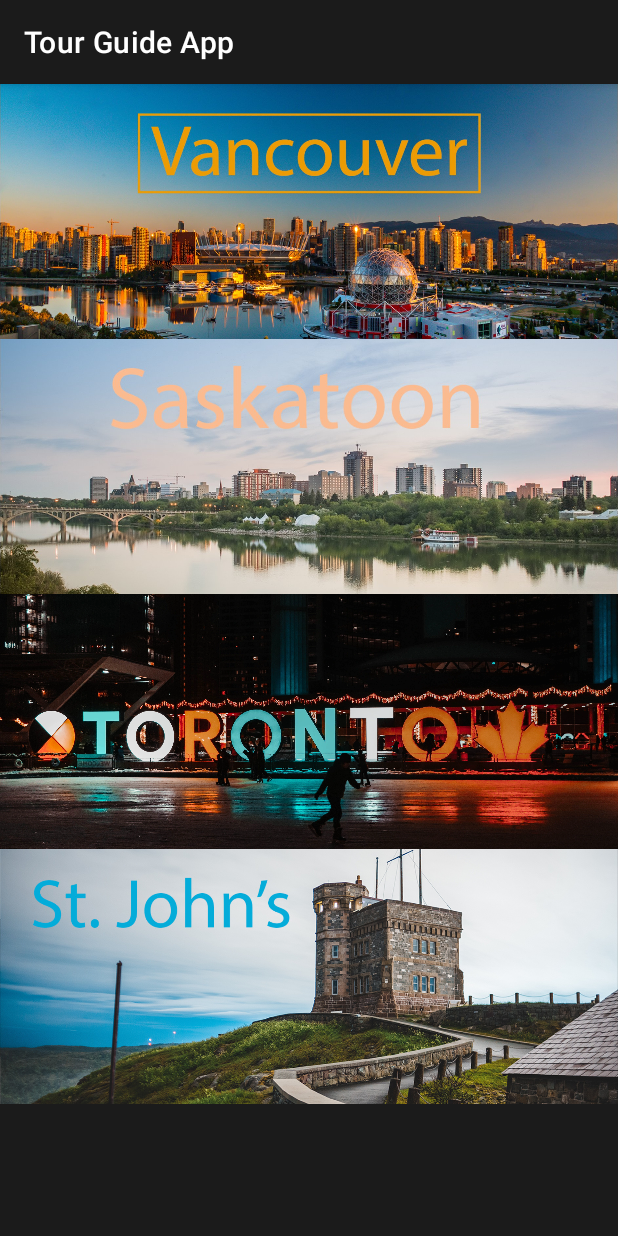
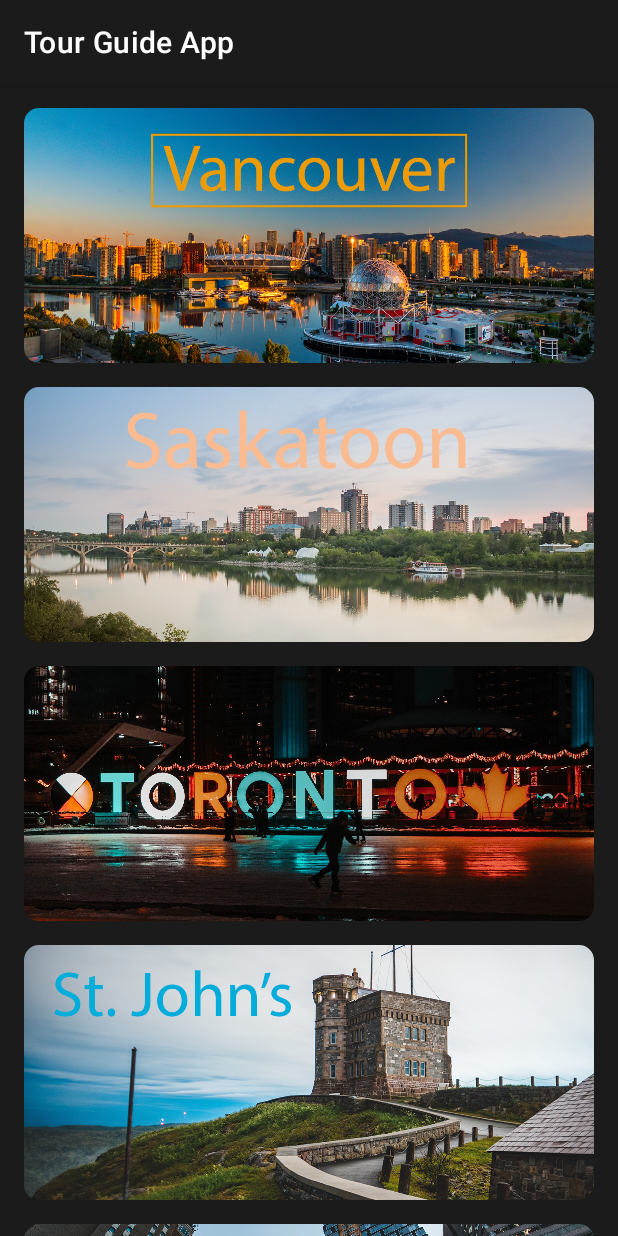
Before and after one commit to DevGoran/TourGuideApp, an Android app: the screen it shows after launch (MainActivity), on a phone screen of 412 x 824 dp. Run offline under Robolectric (Android 15) with nearby library versions, the phone set to English and light mode, and no system bars.

Commit message:
Multiple changes - Added one new image to the project. - Added two new banners in MainActivity and toast messages. - Removed themes.xml which was used for night values. - Removed unused items in themes.xml and added colorSurface. - Slight style change on main screen. - Converted ImageViews in activity_main.xml to ShapeableImageViews and added corners by using styles.xml. - Removed unnecessary colors. - Added values to dimens.xml. - Deactivated night mode for app.

```diff
--- a/app/src/main/java/com/example/tourguideapp/MainActivity.java
+++ b/app/src/main/java/com/example/tourguideapp/MainActivity.java
@@ -3,13 +3,16 @@ package com.example.tourguideapp;
 import android.content.Intent;
 import android.os.Bundle;
 import android.widget.ImageView;
+import android.widget.Toast;
 
 import androidx.appcompat.app.AppCompatActivity;
+import androidx.appcompat.app.AppCompatDelegate;
 
 public class MainActivity extends AppCompatActivity {
 
     @Override
     protected void onCreate(Bundle savedInstanceState) {
+        AppCompatDelegate.setDefaultNightMode(AppCompatDelegate.MODE_NIGHT_NO);
         super.onCreate(savedInstanceState);
         setContentView(R.layout.activity_main);
 
@@ -52,5 +55,13 @@ public class MainActivity extends AppCompatActivity {
             // Start the new activity
             startActivity(stJohnsIntent);
         });
+
+        ImageView calgaryBanner = findViewById(R.id.calgary_banner);
+        // The code in this method will be executed when Calgary is clicked on.
+        calgaryBanner.setOnClickListener(view -> Toast.makeText(MainActivity.this, "Design purpose only", Toast.LENGTH_SHORT).show());
+
+        ImageView victoriaBanner = findViewById(R.id.victoria_banner);
+        // The code in this method will be executed when Victoria is clicked on.
+        victoriaBanner.setOnClickListener(view -> Toast.makeText(MainActivity.this, "Design purpose only", Toast.LENGTH_SHORT).show());
     }
 }
--- a/app/src/main/res/layout/activity_main.xml
+++ b/app/src/main/res/layout/activity_main.xml
@@ -8,49 +8,77 @@
     <androidx.constraintlayout.widget.ConstraintLayout
         android:layout_width="match_parent"
         android:layout_height="wrap_content"
+        android:layout_marginStart="@dimen/main_layout_margin_padding"
+        android:layout_marginEnd="@dimen/main_layout_margin_padding"
+        android:paddingBottom="@dimen/main_layout_margin_padding"
         tools:context=".MainActivity">
 
         <!--Photo by Adi Kavazovic from Pexels. License: https://www.pexels.com/license/ -->
-        <ImageView
+        <com.google.android.material.imageview.ShapeableImageView
             android:id="@+id/vancouver_banner"
             style="@style/main_banner_style"
-            android:src="@drawable/vancouver_banner"
             app:layout_constraintLeft_toLeftOf="parent"
             app:layout_constraintRight_toRightOf="parent"
             app:layout_constraintTop_toTopOf="parent"
+            app:shapeAppearanceOverlay="@style/roundedCornersImageView"
+            app:srcCompat="@drawable/vancouver_banner"
             tools:ignore="ContentDescription" />
 
         <!--Photo by Sarath SunilDutt from Pexels. License: https://www.pexels.com/license/ -->
-        <!--ImageView just for design purposes. -->
-        <ImageView
+        <com.google.android.material.imageview.ShapeableImageView
             android:id="@+id/saskatoon_banner"
             style="@style/main_banner_style"
-            android:src="@drawable/saskatoon_banner"
             app:layout_constraintLeft_toLeftOf="parent"
             app:layout_constraintRight_toRightOf="parent"
             app:layout_constraintTop_toBottomOf="@id/vancouver_banner"
+            app:shapeAppearanceOverlay="@style/roundedCornersImageView"
+            app:srcCompat="@drawable/saskatoon_banner"
             tools:ignore="ContentDescription" />
 
         <!--Photo by Designecologist from Pexels. License: https://www.pexels.com/license/ -->
-        <!--ImageView just for design purposes. -->
-        <ImageView
+        <com.google.android.material.imageview.ShapeableImageView
             android:id="@+id/toronto_banner"
             style="@style/main_banner_style"
-            android:src="@drawable/toronto_banner"
             app:layout_constraintLeft_toLeftOf="parent"
             app:layout_constraintRight_toRightOf="parent"
             app:layout_constraintTop_toBottomOf="@id/saskatoon_banner"
+            app:shapeAppearanceOverlay="@style/roundedCornersImageView"
+            app:srcCompat="@drawable/toronto_banner"
             tools:ignore="ContentDescription" />
 
         <!--Photo by Erik Mclean from Pexels. License: https://www.pexels.com/license/ -->
-        <!--ImageView just for design purposes. -->
-        <ImageView
+        <com.google.android.material.imageview.ShapeableImageView
             android:id="@+id/st_johns_banner"
             style="@style/main_banner_style"
-            android:src="@drawable/st_johns_banner"
             app:layout_constraintLeft_toLeftOf="parent"
             app:layout_constraintRight_toRightOf="parent"
             app:layout_constraintTop_toBottomOf="@id/toronto_banner"
+            app:shapeAppearanceOverlay="@style/roundedCornersImageView"
+            app:srcCompat="@drawable/st_johns_banner"
+            tools:ignore="ContentDescription" />
+
+        <!--Photo by Goran Vlacic (myself). -->
+        <!--ImageView just for design purposes. -->
+        <com.google.android.material.imageview.ShapeableImageView
+            android:id="@+id/calgary_banner"
+            style="@style/main_banner_style"
+            app:layout_constraintLeft_toLeftOf="parent"
+            app:layout_constraintRight_toRightOf="parent"
+            app:layout_constraintTop_toBottomOf="@id/st_johns_banner"
+            app:shapeAppearanceOverlay="@style/roundedCornersImageView"
+            app:srcCompat="@drawable/calgary_main_fragment_banner"
+            tools:ignore="ContentDescription" />
+
+        <!--Photo by Goran Vlacic (myself). -->
+        <!--ImageView just for design purposes. -->
+        <com.google.android.material.imageview.ShapeableImageView
+            android:id="@+id/victoria_banner"
+            style="@style/main_banner_style"
+            app:layout_constraintLeft_toLeftOf="parent"
+            app:layout_constraintRight_toRightOf="parent"
+            app:layout_constraintTop_toBottomOf="@id/calgary_banner"
+            app:shapeAppearanceOverlay="@style/roundedCornersImageView"
+            app:srcCompat="@drawable/victoria_banner_main"
             tools:ignore="ContentDescription" />
     </androidx.constraintlayout.widget.ConstraintLayout>
 </ScrollView>
--- a/app/src/main/res/values-night/themes.xml
+++ /dev/null
@@ -1,17 +0,0 @@
-<resources xmlns:tools="http://schemas.android.com/tools">
-    <!-- Base application theme. -->
-    <style name="Theme.TourGuideApp" parent="Theme.MaterialComponents.DayNight.DarkActionBar">
-        <!-- Primary brand color. -->
-        <item name="colorPrimary">@color/black</item>
-        <item name="colorPrimaryVariant">@color/black</item>
-        <item name="colorOnPrimary">@color/primary_light</item>
-        <!-- Secondary brand color. -->
-        <item name="colorSecondary">@color/white</item>
-        <item name="colorSecondaryVariant">@color/secondary_text</item>
-        <item name="colorOnSecondary">@color/black</item>
-        <!-- Status bar color. -->
-        <item name="android:statusBarColor" tools:targetApi="l">?attr/colorPrimaryVariant</item>
-        <!-- Customize your theme here. -->
-        <item name="android:background">@color/dark_grey</item>
-    </style>
-</resources>
--- a/app/src/main/res/values/colors.xml
+++ b/app/src/main/res/values/colors.xml
@@ -1,9 +1,5 @@
 <?xml version="1.0" encoding="utf-8"?>
 <resources>
-    <color name="primary_light">#FFCCBC</color>
-    <color name="secondary_text">#757575</color>
-    <color name="black">#FF000000</color>
-    <color name="white">#FFFFFFFF</color>
     <color name="dark_grey">#1B1B1B</color>
     <color name="tab_accent">#FF8A65</color>
 </resources>
--- a/app/src/main/res/values/dimens.xml
+++ b/app/src/main/res/values/dimens.xml
@@ -2,7 +2,8 @@
 <resources>
     <!-- MainActivity -->
     <dimen name="image_banner_height">170dp</dimen>
-    <dimen name="main_banner_padding">16dp</dimen>
+    <dimen name="main_banner_margin_top">16dp</dimen>
+    <dimen name="main_layout_margin_padding">16dp</dimen>
 
     <!-- Fragment main category. -->
     <dimen name="city_banner_fragment_height">200dp</dimen>
--- a/app/src/main/res/values/styles.xml
+++ b/app/src/main/res/values/styles.xml
@@ -4,7 +4,7 @@
     <style name="main_banner_style">
         <item name="android:layout_width">match_parent</item>
         <item name="android:layout_height">@dimen/image_banner_height</item>
-        <item name="android:paddingTop">@dimen/main_banner_padding</item>
+        <item name="android:layout_marginTop">@dimen/main_banner_margin_top</item>
         <item name="android:scaleType">centerCrop</item>
     </style>
 
@@ -84,4 +84,10 @@
     <style name="ThemeOverlay.App.TabLayout" parent="">
         <item name="android:background">@null</item>
     </style>
+
+    <!-- Style for shapeable views. -->
+    <style name="roundedCornersImageView" parent="">
+        <item name="cornerFamily">rounded</item>
+        <item name="cornerSize">10dp</item>
+    </style>
 </resources>
--- a/app/src/main/res/values/themes.xml
+++ b/app/src/main/res/values/themes.xml
@@ -1,18 +1,17 @@
 <resources xmlns:tools="http://schemas.android.com/tools">
     <!-- Base application theme. -->
-    <style name="Theme.TourGuideApp" parent="Theme.MaterialComponents.DayNight.DarkActionBar">
+    <style name="Theme.TourGuideApp" parent="Theme.MaterialComponents.Light.DarkActionBar">
         <!-- Primary brand color. -->
-        <item name="colorPrimary">@color/black</item>
-        <item name="colorPrimaryVariant">@color/black</item>
-        <item name="colorOnPrimary">@color/primary_light</item>
+        <item name="colorPrimary">@android:color/black</item>
+        <item name="colorPrimaryVariant">@android:color/black</item>
         <!-- Secondary brand color. -->
-        <item name="colorSecondary">@color/white</item>
-        <item name="colorSecondaryVariant">@color/secondary_text</item>
-        <item name="colorOnSecondary">@color/black</item>
+        <item name="colorSecondary">@color/dark_grey</item>
+        <item name="colorOnSecondary">@android:color/black</item>
         <!-- Status bar color. -->
         <item name="android:statusBarColor" tools:targetApi="l">?attr/colorPrimaryVariant</item>
         <!-- Customize your theme here. -->
         <item name="android:background">@color/dark_grey</item>
         <item name="tabStyle">@style/Widget.App.TabLayout</item>
+        <item name="colorSurface">@color/dark_grey</item>
     </style>
 </resources>
```
Also changed, not shown: app/src/main/res/drawable-nodpi/victoria_banner_main.webp (added).
